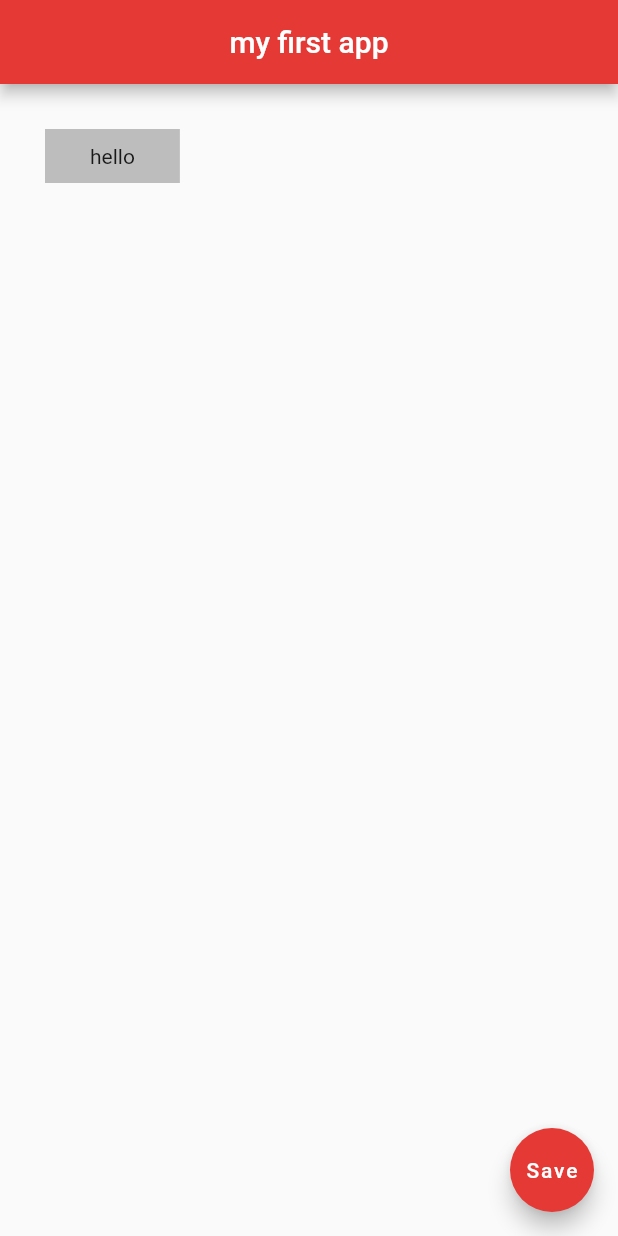
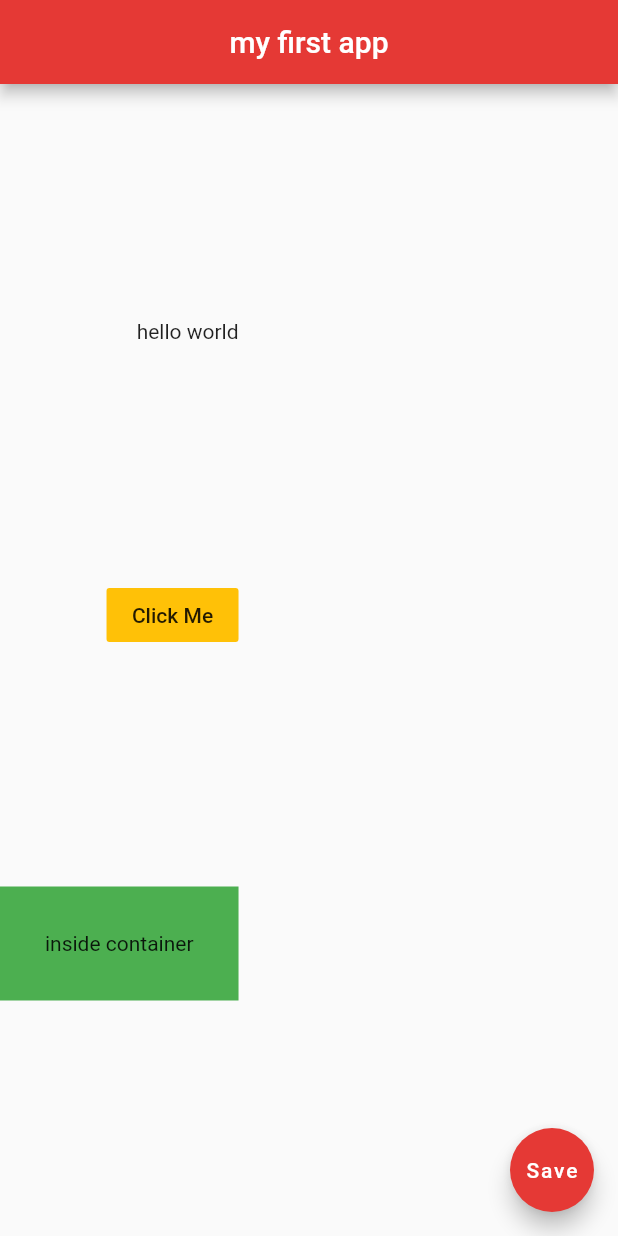
Before and after one commit to PhalugunaRao/FlutterDev, a Flutter app: the screen it shows after launch, on a phone screen of 412 x 824 dp. Run offline on Flutter 3.47's test engine with Material 2 defaults, Android fonts, the phone set to English and light mode, and no system bars.

Commit message:
column and row

```diff
--- a/lib/main.dart
+++ b/lib/main.dart
@@ -14,12 +14,30 @@ class Home extends StatelessWidget{
         centerTitle: true,
         backgroundColor: Colors.red[600],
       ),
-      body:Container(
+      /*body:Container(
         padding: EdgeInsets.symmetric(horizontal: 30.0,vertical: 10.0),
         //padding: EdgeInsets.all(30.0),
         margin: EdgeInsets.all(30.0),
         color: Colors.grey[400],
         child: Text('hello') ,
+      ),*/
+
+      body: Column(
+        mainAxisAlignment: MainAxisAlignment.spaceEvenly,
+        crossAxisAlignment: CrossAxisAlignment.end,
+        children: <Widget>[
+          Text('hello world'),
+          FlatButton(
+              onPressed: (){},
+              child: Text('Click Me'),
+              color: Colors.amber,
+          ),
+          Container(
+            color: Colors.green,
+            padding: EdgeInsets.all(30.0),
+            child: Text('inside container'),
+          ),
+        ],
       ),
 
       floatingActionButton: FloatingActionButton(
```
